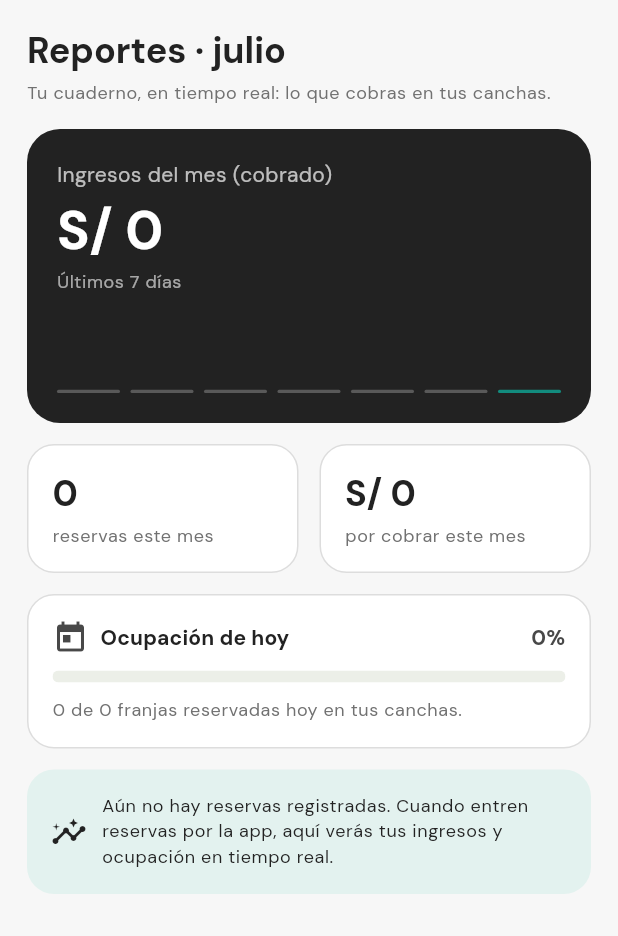
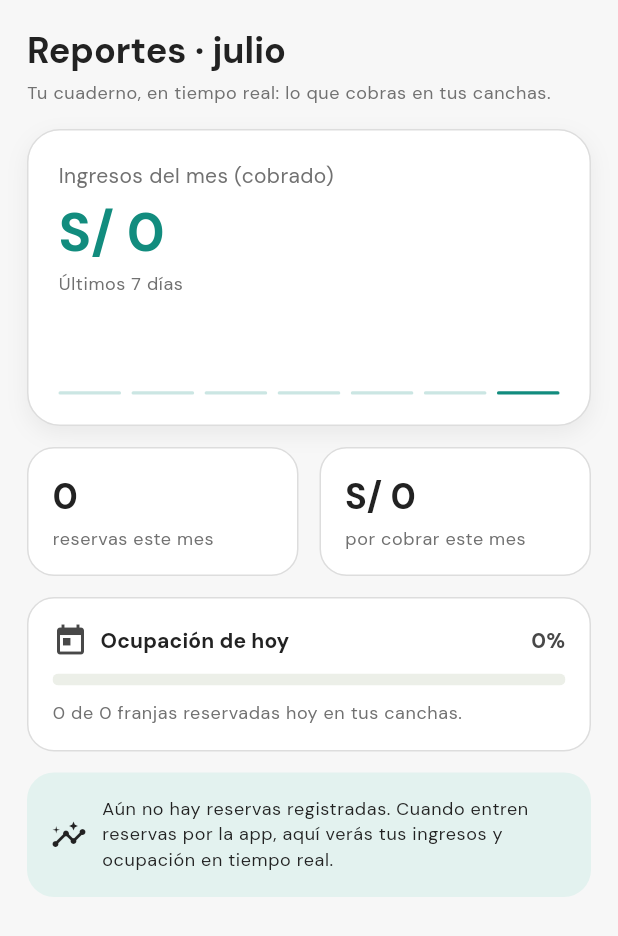
Before and after one commit to dcalagua/canchas-app-lima, a Flutter app: the ReportesScreen screen opened directly, on a phone screen of 412 x 824 dp. Shown: the top 936 px of the screen. Run offline on Flutter 3.47's test engine with Material 3 defaults, Android fonts, the phone set to English and light mode, and no system bars; our stand-ins replace audioplayers, firebase_core, firebase_messaging, font_awesome_flutter, geocoding, geolocator and 6 more; missing offline and left inert: record; accounts and stored records are empty.

Commit message:
Más congruencia: cards KPI y elementos oscuros → claro/verde
Siguiendo la auditoría, elimino los fondos oscuros que quedaban en elementos
visibles (no headers/snackbars):
- reservas_dueno "_Caja" (Cobrado/Por cobrar): card negro → claro con borde,
  "Cobrado" en verde y "Por cobrar" en charcoal.
- reportes "Ingresos del mes": hero negro → card claro; monto en verde; barras
  del mini-gráfico ahora en verde (antes blanco 25%, invisible sobre claro).
- editar_cancha badge "Portada": pill oscuro → verde con texto blanco.
- club_detalle: botones outlined "Ver reservas" y "Pagar en la cancha" con
  borde/texto oscuro → verde.
- Avatares circulares: asistente (IA) y "cambiar foto" de academia → círculo
  verde con ícono blanco.

Los `bosque` restantes son TEXTO/ÍCONOS charcoal sobre fondo claro (correcto),
más los estados semánticos oscuros a propósito (slot bloqueado, procesando,
headers, snackbars).

Co-Authored-By: Claude Opus 4.8 (1M context) <noreply@anthropic.com>
Claude-Session: https://claude.ai/code/session_017fg7ijXuZRX6jvFjZELf83

```diff
--- a/lib/screens/asistente_screen.dart
+++ b/lib/screens/asistente_screen.dart
@@ -374,8 +374,8 @@ class _AvatarBot extends StatelessWidget {
     return Container(
       width: 32,
       height: 32,
-      decoration: const BoxDecoration(color: bosque, shape: BoxShape.circle),
-      child: const Icon(Icons.auto_awesome, color: lima, size: 17),
+      decoration: const BoxDecoration(color: lima, shape: BoxShape.circle),
+      child: const Icon(Icons.auto_awesome, color: Colors.white, size: 17),
     );
   }
 }
--- a/lib/screens/crear_academia_screen.dart
+++ b/lib/screens/crear_academia_screen.dart
@@ -535,7 +535,7 @@ class _LogoPicker extends StatelessWidget {
               Container(
                 padding: const EdgeInsets.all(6),
                 decoration: const BoxDecoration(
-                    color: pino, shape: BoxShape.circle),
+                    color: lima, shape: BoxShape.circle),
                 child: const Icon(Icons.photo_camera,
                     size: 16, color: Colors.white),
               ),
--- a/lib/screens/editar_cancha_screen.dart
+++ b/lib/screens/editar_cancha_screen.dart
@@ -866,10 +866,10 @@ class _Miniatura extends StatelessWidget {
                 padding:
                     const EdgeInsets.symmetric(horizontal: 7, vertical: 3),
                 decoration: BoxDecoration(
-                    color: pino, borderRadius: BorderRadius.circular(999)),
+                    color: lima, borderRadius: BorderRadius.circular(999)),
                 child: const Text('Portada',
                     style: TextStyle(
-                        color: lima,
+                        color: Colors.white,
                         fontSize: 10,
                         fontWeight: FontWeight.w700)),
               ),
--- a/lib/screens/reportes_screen.dart
+++ b/lib/screens/reportes_screen.dart
@@ -91,21 +91,30 @@ class ReportesScreen extends StatelessWidget {
               Container(
                 padding: const EdgeInsets.all(20),
                 decoration: BoxDecoration(
-                  color: pino,
+                  color: Theme.of(context).colorScheme.surface,
                   borderRadius: BorderRadius.circular(22),
+                  border: Border.all(color: trazo),
+                  boxShadow: const [
+                    BoxShadow(
+                        color: Color(0x0F000000),
+                        blurRadius: 12,
+                        offset: Offset(0, 5)),
+                  ],
                 ),
                 child: Column(
                   crossAxisAlignment: CrossAxisAlignment.start,
                   children: [
                     Text('Ingresos del mes (cobrado)',
-                        style: t.bodyMedium?.copyWith(color: Colors.white70)),
+                        style: t.bodyMedium
+                            ?.copyWith(color: textoTenueDe(context))),
                     const SizedBox(height: 6),
                     Text('$moneda $ingresoMes',
                         style: t.displaySmall?.copyWith(
-                            color: Colors.white, fontWeight: FontWeight.w700)),
+                            color: lima, fontWeight: FontWeight.w700)),
                     const SizedBox(height: 4),
                     Text('Últimos 7 días',
-                        style: t.bodySmall?.copyWith(color: Colors.white60)),
+                        style: t.bodySmall
+                            ?.copyWith(color: textoTenueDe(context))),
                     const SizedBox(height: 12),
                     _MiniBarChart(valores: serie),
                   ],
@@ -238,7 +247,7 @@ class _MiniBarChart extends StatelessWidget {
                   decoration: BoxDecoration(
                     color: i == valores.length - 1
                         ? lima
-                        : Colors.white.withOpacity(0.25),
+                        : lima.withOpacity(0.22),
                     borderRadius: BorderRadius.circular(5),
                   ),
                 ),
```
Also changed, not shown: lib/screens/club_detalle_screen.dart (+4 -4 lines), lib/screens/reservas_dueno_screen.dart (+16 -7 lines).
